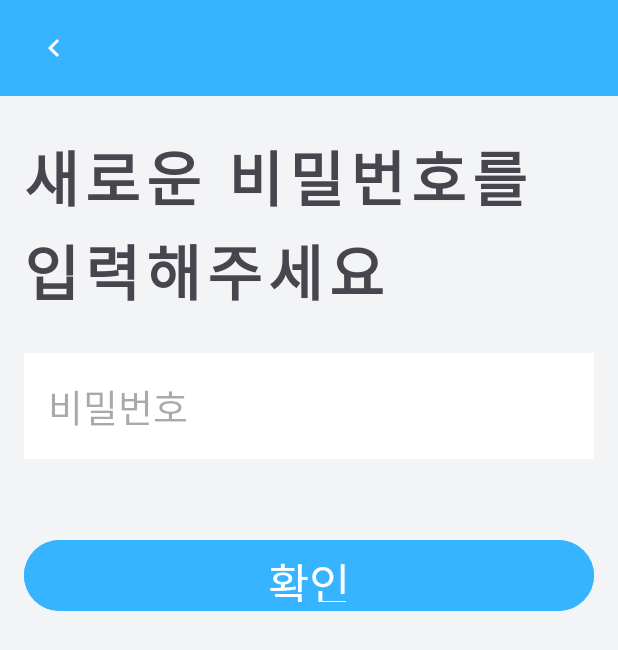
After one commit to rlaDonghwan/inhatcHackathon, an Android app: the layout activity_change_password.xml on its own in the app's theme, with its tools: preview values and no code run, on a phone screen of 412 x 824 dp. The commit adds this screen. Shown: the top 650 px of the screen. Run offline under Robolectric (Android 15) with nearby library versions, the phone set to English and light mode, and no system bars.

Commit message:
SMS 인증 완성

```diff
--- a/app/src/main/java/com/example/hackathonproject/SignInPWActivity.java
+++ b/app/src/main/java/com/example/hackathonproject/SignInPWActivity.java
@@ -25,7 +25,7 @@ public class SignInPWActivity extends AppCompatActivity {
     @Override
     protected void onCreate(Bundle savedInstanceState) {
         super.onCreate(savedInstanceState);
-        setContentView(R.layout.activity_sign_in_pw); // 레이아웃 설정
+        setContentView(R.layout.activity_sign_in_password); // 레이아웃 설정
 
         Toolbar toolbar = findViewById(R.id.toolbar);
         setSupportActionBar(toolbar); // 툴바 설정
--- /dev/null
+++ b/app/src/main/res/layout/activity_change_password.xml
@@ -0,0 +1,86 @@
+<RelativeLayout xmlns:android="http://schemas.android.com/apk/res/android"
+    xmlns:tools="http://schemas.android.com/tools"
+    android:layout_width="match_parent"
+    android:layout_height="match_parent"
+    android:background="@color/primaryBackground"
+    tools:context=".SignInPWActivity">
+
+    <!-- Custom Appbar Widget -->
+    <androidx.appcompat.widget.Toolbar
+        android:id="@+id/toolbar"
+        android:layout_width="match_parent"
+        android:layout_height="wrap_content"
+        android:background="@color/skyBlue"
+        android:theme="@style/ThemeOverlay.AppCompat.ActionBar"
+        android:popupTheme="@style/ThemeOverlay.AppCompat.Light"
+        android:elevation="4dp"
+        android:title=""
+        android:contentInsetStartWithNavigation="0dp">
+        <ImageButton
+            android:id="@+id/back_button"
+            android:layout_width="40dp"
+            android:layout_height="40dp"
+            android:layout_gravity="start"
+            android:layout_marginStart="16dp"
+            android:background="?attr/selectableItemBackgroundBorderless"
+            android:src="@drawable/ic_arrow_back"
+            android:contentDescription="@string/back_button" />
+    </androidx.appcompat.widget.Toolbar>
+
+    <!-- Title Text -->
+    <TextView
+        android:id="@+id/title_text"
+        android:layout_width="wrap_content"
+        android:layout_height="wrap_content"
+        android:layout_below="@id/toolbar"
+        android:layout_marginTop="24dp"
+        android:fontFamily="@font/kangwon_tntnche"
+        android:letterSpacing="0.1"
+        android:lineSpacingExtra="3dp"
+        android:paddingStart="16dp"
+        android:paddingEnd="16dp"
+        android:text="새로운 비밀번호를\n입력해주세요"
+        android:textSize="40sp"
+        android:textStyle="bold" />
+
+    <!-- Password Input Field -->
+    <EditText
+        android:id="@+id/password_input"
+        android:layout_width="match_parent"
+        android:layout_height="wrap_content"
+        android:layout_below="@id/title_text"
+        android:layout_marginTop="25dp"
+        android:layout_marginStart="16dp"
+        android:layout_marginEnd="16dp"
+        android:background="@drawable/flat_corner"
+        android:fontFamily="@font/kangwon_tntnche"
+        android:hint="비밀번호"
+        android:inputType="textPassword"
+        android:padding="16dp"
+        android:textSize="25sp" />
+
+    <!-- Confirm Button -->
+    <Button
+        android:id="@+id/confirm_button"
+        android:layout_width="match_parent"
+        android:layout_height="55dp"
+        android:layout_below="@id/password_input"
+        android:layout_marginTop="50dp"
+        android:layout_marginStart="16dp"
+        android:layout_marginEnd="16dp"
+        android:text="확인"
+        android:textSize="30sp"
+        android:backgroundTint="@color/skyBlue"
+        android:fontFamily="@font/kangwon_tntnche" />
+
+    <!-- Forgot Password Text -->
+
+    <!-- Footer Section -->
+    <LinearLayout
+        android:layout_width="match_parent"
+        android:layout_height="wrap_content"
+        android:orientation="vertical"
+        android:padding="24dp"
+        android:layout_alignParentBottom="true"
+        android:gravity="center"/>
+</RelativeLayout>
```
Also changed, not shown: app/src/main/AndroidManifest.xml (+8 -0 lines), app/src/main/java/com/example/hackathonproject/DatabaseHelper.java (+28 -6 lines), app/src/main/java/com/example/hackathonproject/ForgotPasswordActivity.java (+103 -18 lines), app/src/main/res/layout/activity_forgot_password.xml (+4 -4 lines), app/src/main/res/layout/activity_sign_in_password.xml (renamed from app/src/main/res/layout/activity_sign_in_pw.xml).
